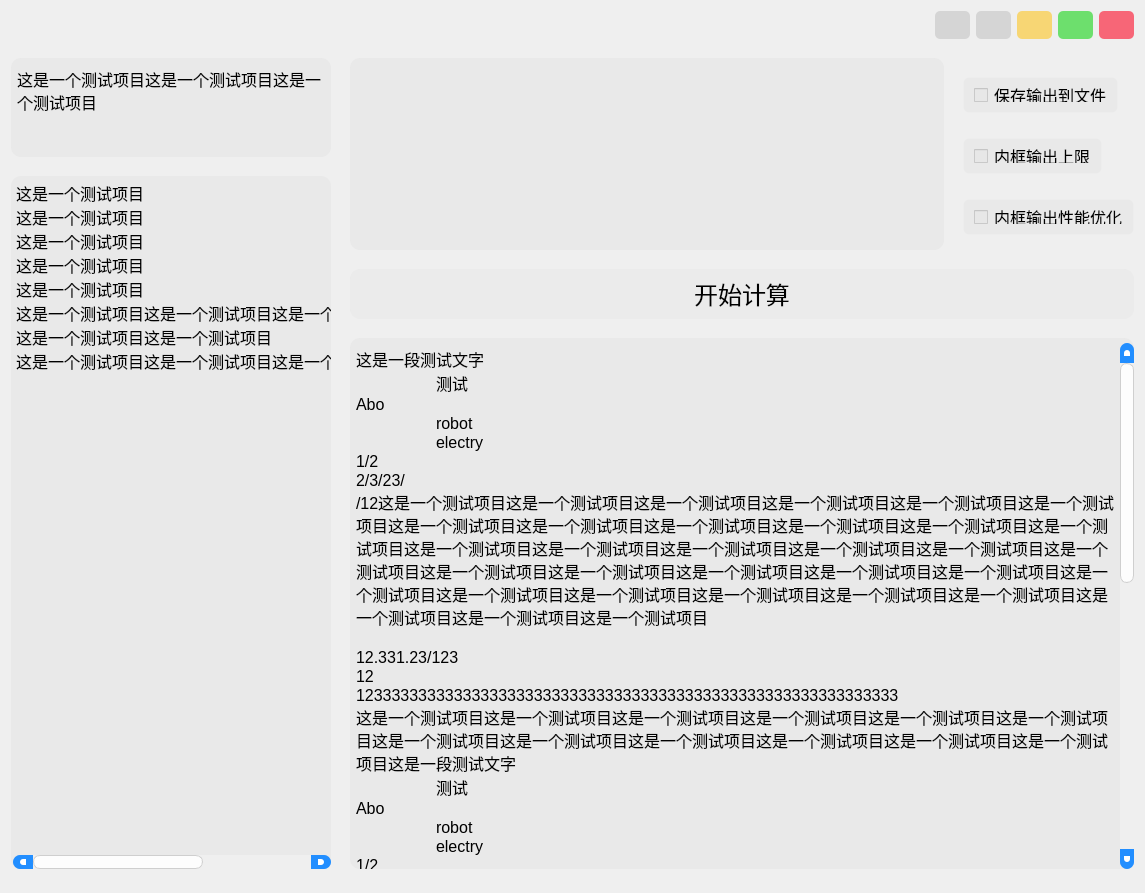
First picture: the form in src/builtin_modules/ui/main_win.ui, repository HowieHz/hpyculator, before the edit.
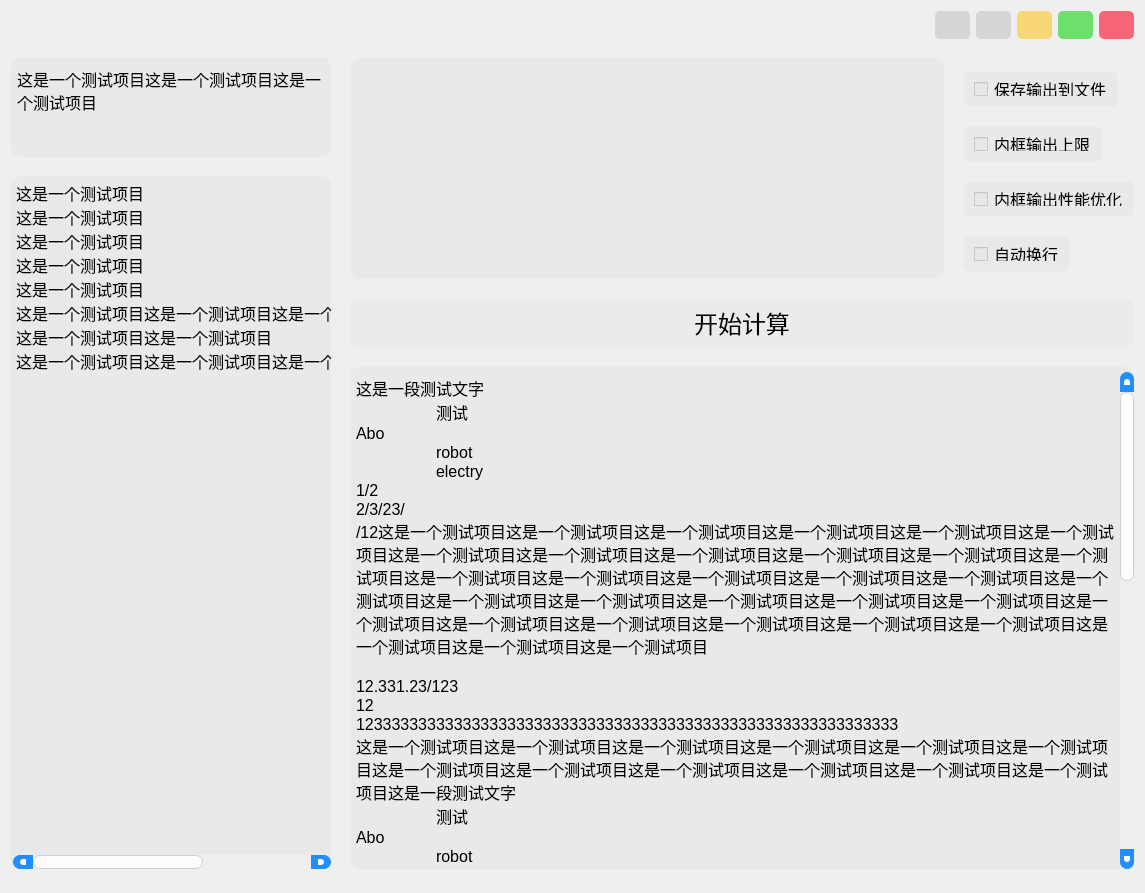
Second picture: the form after the edit. Icons and pictures are not drawn.

What changed in the file:
```diff
--- a/src/builtin_modules/ui/main_win.ui
+++ b/src/builtin_modules/ui/main_win.ui
@@ -787,6 +787,50 @@
                </property>
               </widget>
              </item>
+             <item>
+              <spacer name="verticalSpacer_10">
+               <property name="orientation">
+                <enum>Qt::Vertical</enum>
+               </property>
+               <property name="sizeType">
+                <enum>QSizePolicy::Fixed</enum>
+               </property>
+               <property name="sizeHint" stdset="0">
+                <size>
+                 <width>20</width>
+                 <height>13</height>
+                </size>
+               </property>
+              </spacer>
+             </item>
+             <item>
+              <widget class="QCheckBox" name="check_auto_wrap">
+               <property name="sizePolicy">
+                <sizepolicy hsizetype="Fixed" vsizetype="Fixed">
+                 <horstretch>1</horstretch>
+                 <verstretch>1</verstretch>
+                </sizepolicy>
+               </property>
+               <property name="minimumSize">
+                <size>
+                 <width>0</width>
+                 <height>30</height>
+                </size>
+               </property>
+               <property name="font">
+                <font>
+                 <family>更纱黑体 UI SC</family>
+                 <pointsize>12</pointsize>
+                </font>
+               </property>
+               <property name="styleSheet">
+                <string notr="true"/>
+               </property>
+               <property name="text">
+                <string>自动换行</string>
+               </property>
+              </widget>
+             </item>
              <item>
               <spacer name="verticalSpacer_5">
                <property name="orientation">
```
Left out of the diff: 77 changed lines with no effect on the pictures.
